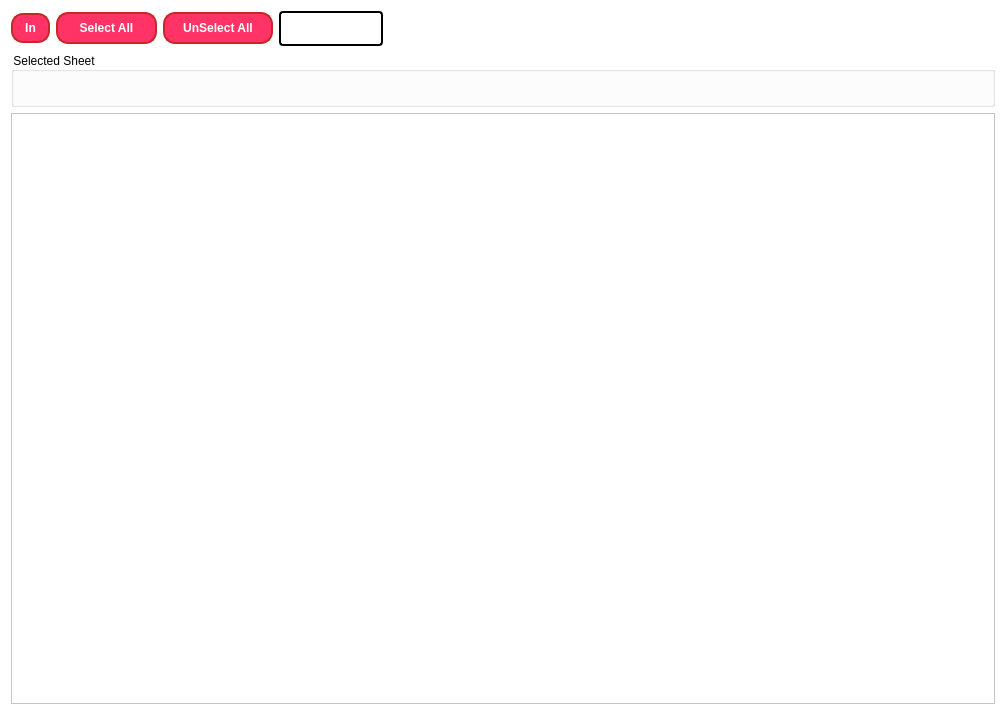
The window that printchecksheet_vi.ui (letuananhbk93/tlcfirstapp) describes before a commit, drawn with Qt 5.
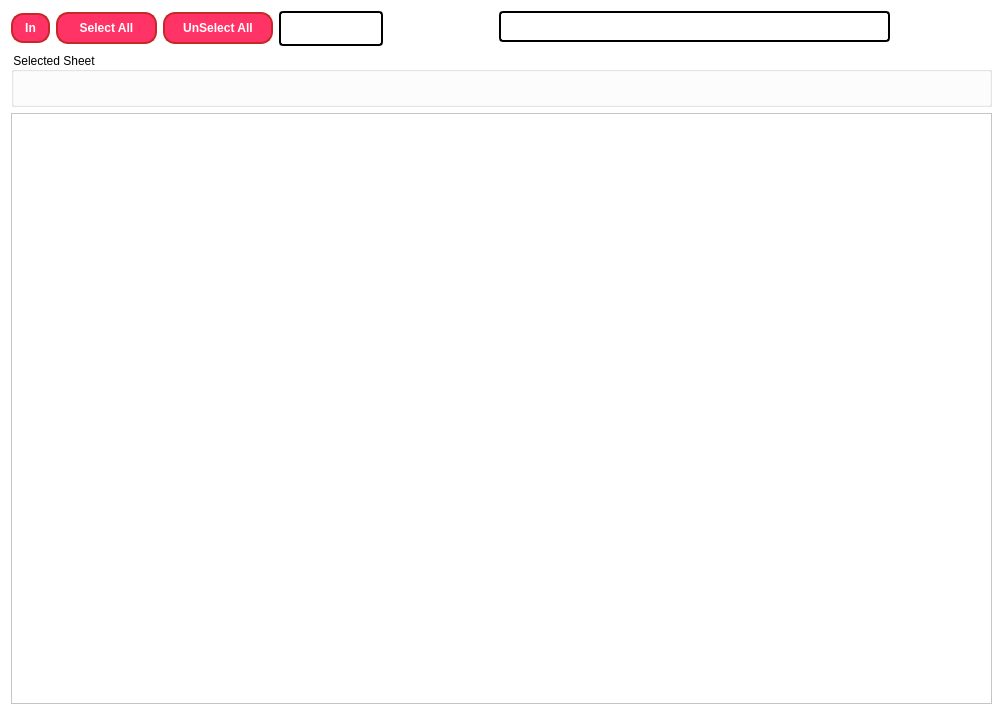
The same window after the commit.

Patch:
```diff
--- a/printchecksheet_vi.ui
+++ b/printchecksheet_vi.ui
@@ -6,7 +6,7 @@
    <rect>
     <x>0</x>
     <y>0</y>
-    <width>1006</width>
+    <width>999</width>
     <height>713</height>
    </rect>
   </property>
@@ -156,7 +156,28 @@
     </widget>
    </item>
    <item row="0" column="4">
-    <widget class="QWidget" name="widget" native="true"/>
+    <widget class="QWidget" name="widget" native="true">
+     <widget class="QLineEdit" name="lineEdit">
+      <property name="geometry">
+       <rect>
+        <x>110</x>
+        <y>0</y>
+        <width>391</width>
+        <height>31</height>
+       </rect>
+      </property>
+      <property name="font">
+       <font>
+        <pointsize>9</pointsize>
+        <weight>75</weight>
+        <bold>true</bold>
+       </font>
+      </property>
+      <property name="alignment">
+       <set>Qt::AlignCenter</set>
+      </property>
+     </widget>
+    </widget>
    </item>
    <item row="1" column="0" colspan="5">
     <widget class="QGroupBox" name="groupBox">
```
